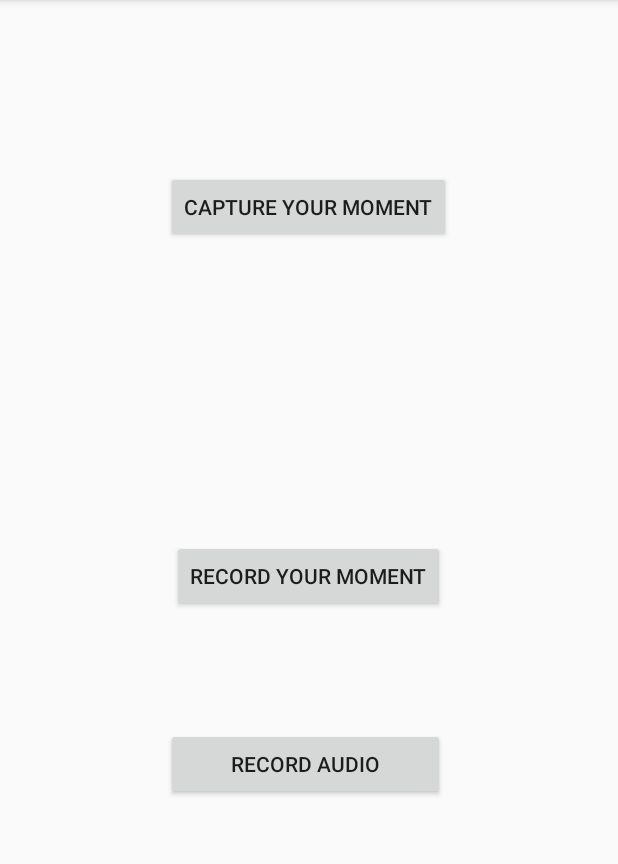
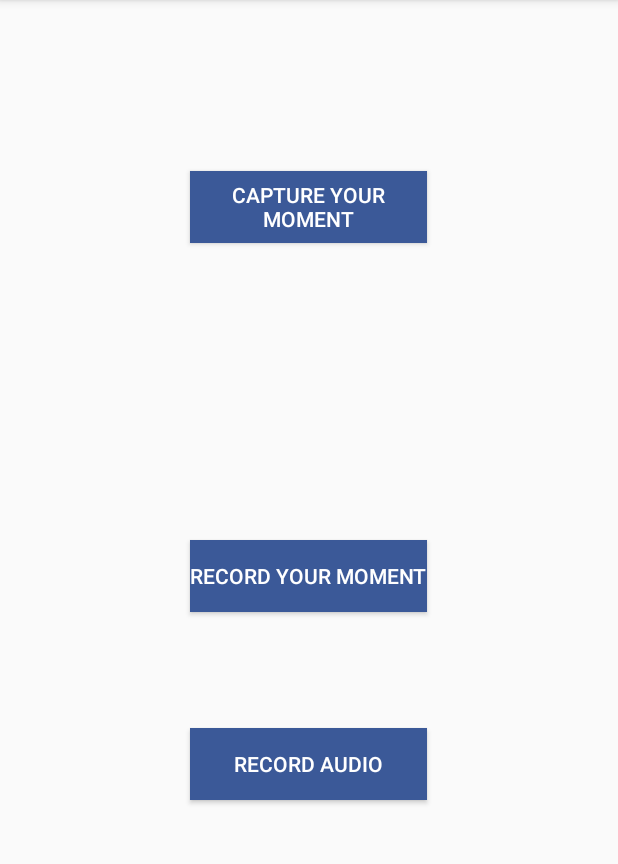
Before and after one commit to ab24/CMPE235--CircuiTree, an Android app: the screen it shows after launch (CameraVideoActivity), in the side drawer, after a tap on "Gallery", on a phone screen of 412 x 824 dp, the part 84-948 px from its top. Run offline under Robolectric (Android 15) with nearby library versions, the phone set to English and light mode, and no system bars; libraries missing offline, so code that uses them is left out: com.loopj.android, cz.msebera.android.

Commit message:
Lights Activity

```diff
--- a/CircuiTree/app/src/main/AndroidManifest.xml
+++ b/CircuiTree/app/src/main/AndroidManifest.xml
@@ -18,6 +18,9 @@
     <meta-data
         android:name="com.google.android.gms.vision.DEPENDENCIES"
         android:value="barcode" />
+    <meta-data
+        android:name="com.bubblesoft.android.bubbleupnp.START_SERVICE"
+        android:value="sound" />
 
     <!--
          The ACCESS_COARSE/FINE_LOCATION permissions are not required to use
@@ -88,7 +91,8 @@
         <activity android:name=".InteractActivity" />
         <activity android:name=".ShareActivity" />
         <activity android:name=".CommentsAndRatingActivity" />
-        <activity android:name=".CommentedActivity"></activity>
+        <activity android:name=".CommentedActivity" />
+        <activity android:name=".LightInteractActivity"></activity>
     </application>
 
 </manifest>
--- a/CircuiTree/app/src/main/java/com/example/ab/circuitree/CommentsAndRatingActivity.java
+++ b/CircuiTree/app/src/main/java/com/example/ab/circuitree/CommentsAndRatingActivity.java
@@ -96,7 +96,7 @@ public class CommentsAndRatingActivity extends AppCompatActivity {
      */
         public void invokeBackEnd(RequestParams params) {
         AsyncHttpClient client = new AsyncHttpClient();
-        client.post("http://192.168.29.132:8080/circuitree/addComments", params, new AsyncHttpResponseHandler() {
+        client.post("http://192.168.56.1:8080/circuitree/addComments", params, new AsyncHttpResponseHandler() {
             @Override
             public void onSuccess(int statusCode, Header[] headers, byte[] responseBody) {
                 String response = new String(responseBody);
--- a/CircuiTree/app/src/main/java/com/example/ab/circuitree/InteractActivity.java
+++ b/CircuiTree/app/src/main/java/com/example/ab/circuitree/InteractActivity.java
@@ -3,21 +3,46 @@ package com.example.ab.circuitree;
 import android.content.Intent;
 import android.support.v7.app.AppCompatActivity;
 import android.os.Bundle;
+import android.view.View;
 import android.widget.CompoundButton;
 import android.widget.Switch;
+import android.widget.ToggleButton;
 
 public class InteractActivity extends AppCompatActivity {
     Switch logout;
+    ToggleButton lightButton;
+    ToggleButton soundButton;
+    String sessionToken;
+    static final String ACTION_SOUND = "com.bubblesoft.android.bubbleupnp.START_SERVICE";
     @Override
     protected void onCreate(Bundle savedInstanceState) {
         super.onCreate(savedInstanceState);
         setContentView(R.layout.activity_interact);
+        Intent intentForToken = getIntent();
+        sessionToken=intentForToken.getStringExtra("sessionToken");
         logout=(Switch) findViewById(R.id.logOut);
         logout.setChecked(false);
         logout.setOnCheckedChangeListener(new CompoundButton.OnCheckedChangeListener() {
             @Override
             public void onCheckedChanged(CompoundButton buttonView, boolean isChecked) {
-               logout();
+                logout();
+            }
+        });
+        lightButton = (ToggleButton) findViewById(R.id.lightButton);
+
+        lightButton.setOnCheckedChangeListener(new CompoundButton.OnCheckedChangeListener() {
+            @Override
+            public void onCheckedChanged(CompoundButton buttonView, boolean isChecked) {
+                if(lightButton.isChecked()) {
+                    callLightsActivity();
+                }
+            }
+        });
+        soundButton=(ToggleButton) findViewById(R.id.soundButton);
+        soundButton.setOnCheckedChangeListener(new CompoundButton.OnCheckedChangeListener() {
+            @Override
+            public void onCheckedChanged(CompoundButton buttonView, boolean isChecked) {
+              //  callSoundActivity();
             }
         });
 
@@ -27,4 +52,15 @@ public class InteractActivity extends AppCompatActivity {
         i.getStringExtra("sessionToken");
         startActivity(i);
     }
+    public void callLightsActivity(){
+        Intent lightsActivity= new Intent(this,LightInteractActivity.class);
+        lightsActivity.putExtra("sessionToken", sessionToken);
+        startActivity(lightsActivity);
+    }
+
+
+    public void callSoundActivity(){
+        Intent intent = new Intent(ACTION_SOUND);
+        startActivityForResult(intent,0);
+    }
 }
--- a/CircuiTree/app/src/main/java/com/example/ab/circuitree/LoginActivity.java
+++ b/CircuiTree/app/src/main/java/com/example/ab/circuitree/LoginActivity.java
@@ -79,7 +79,7 @@ public class LoginActivity extends AppCompatActivity  {
     public void invokeBackEnd(RequestParams requestParams){
         prgDialog.show();
         AsyncHttpClient client = new AsyncHttpClient();
-        client.get("http://192.168.29.132:8080/circuitree/login", requestParams, new AsyncHttpResponseHandler() {
+        client.get("http://192.168.43.27:8080/circuitree/login", requestParams, new AsyncHttpResponseHandler() {
             @Override
             public void onSuccess(int statusCode, Header[] headers, byte[] responseBody) {
                 prgDialog.hide();
@@ -121,7 +121,7 @@ public class LoginActivity extends AppCompatActivity  {
                 }
                 // When Http response code is '500'
                 else if(statusCode == 500){
-                    Toast.makeText(getApplicationContext(), "Something went wrong at server end", Toast.LENGTH_LONG).show();
+                    Toast.makeText(getApplicationContext(), "Check Those LIGHTS", Toast.LENGTH_LONG).show();
                 }
                 // When Http response code other than 404, 500
                 else{
--- a/CircuiTree/app/src/main/java/com/example/ab/circuitree/Register.java
+++ b/CircuiTree/app/src/main/java/com/example/ab/circuitree/Register.java
@@ -128,7 +128,7 @@ public class Register extends AppCompatActivity {
         prgDialog.show();
         AsyncHttpClient client = new AsyncHttpClient();
 
-        client.post("http://192.168.29.132:8080/circuitree/register", params, new AsyncHttpResponseHandler() {
+        client.post("http://192.168.56.1:8080/circuitree/register", params, new AsyncHttpResponseHandler() {
             @Override
             public void onSuccess(int statusCode, Header[] headers, byte[] responseBody) {
                 try {
--- a/CircuiTree/app/src/main/java/com/example/ab/circuitree/mainactivity.java
+++ b/CircuiTree/app/src/main/java/com/example/ab/circuitree/mainactivity.java
@@ -85,19 +85,19 @@ public class mainactivity extends AppCompatActivity
         prgDialog.show();
         Intent intentForToken = getIntent();
         sToken=intentForToken.getStringExtra("sessionToken");
-        if(sToken ==null) {
+        /*if(sToken ==null) {
             Intent i = new Intent(this, LoginActivity.class);
             startActivity(i);
-        }else{
+        }else*/{
             Toast.makeText(getApplicationContext(), "Welcome to CircuiTree", Toast.LENGTH_LONG).show();
             Intent intent1=new Intent(this, InteractActivity.class);
-            if(sToken.contains(":")) {
+           /* if(sToken.contains(":")) {
                 String[] sTokenArray = sToken.split(":");
                 sToken = sTokenArray[1];
                 sTokenArray = sToken.split("\"");
                 sToken = sTokenArray[1];
             }
-            intent1.putExtra("sessionToken",sToken);
+            intent1.putExtra("sessionToken",sToken);*/
             startActivity(intent1);
         }
     }
@@ -185,7 +185,7 @@ public class mainactivity extends AppCompatActivity
     }
     public void invokeBackEnd(RequestParams requestParams){
         AsyncHttpClient client = new AsyncHttpClient();
-        client.get("http://192.168.29.132:8080/circuitree/checkComments", requestParams, new AsyncHttpResponseHandler() {
+        client.get("http://192.168.56.1:8080/circuitree/checkComments", requestParams, new AsyncHttpResponseHandler() {
             @Override
             public void onSuccess(int statusCode, Header[] headers, byte[] responseBody) {
                 prgDialog.hide();
--- a/CircuiTree/app/src/main/res/layout/activity_camera_video.xml
+++ b/CircuiTree/app/src/main/res/layout/activity_camera_video.xml
@@ -15,8 +15,11 @@
         android:text="Capture Your Moment"
         android:id="@+id/cameraButton"
         android:layout_alignParentTop="true"
-        android:layout_centerHorizontal="true"
-        android:layout_marginTop="98dp" />
+        android:layout_marginTop="98dp"
+        android:background="#3b5998"
+        android:textColor="#ffffff"
+        android:layout_alignEnd="@+id/videoButton"
+        android:layout_alignStart="@+id/videoButton" />
 
     <Button
         android:layout_width="wrap_content"
@@ -24,7 +27,9 @@
         android:text="Record Your Moment"
         android:id="@+id/videoButton"
         android:layout_centerVertical="true"
-        android:layout_centerHorizontal="true" />
+        android:layout_centerHorizontal="true"
+        android:textColor="#ffffff"
+        android:background="#3b5998" />
 
     <Button
         android:layout_width="wrap_content"
@@ -34,5 +39,7 @@
         android:layout_below="@+id/videoButton"
         android:layout_alignStart="@+id/cameraButton"
         android:layout_marginTop="77dp"
+        android:textColor="#ffffff"
+        android:background="#3b5998"
         android:layout_alignEnd="@+id/videoButton" />
 </RelativeLayout>
--- a/CircuiTree/app/src/main/res/layout/activity_comments_and_rating.xml
+++ b/CircuiTree/app/src/main/res/layout/activity_comments_and_rating.xml
@@ -67,6 +67,7 @@
         android:layout_alignParentBottom="true"
         android:layout_alignEnd="@+id/commentsText"
         android:textColor="#ffffff"
-        android:background="#3b5998" />
+        android:background="#3b5998"
+        android:layout_alignParentEnd="true" />
 
 </RelativeLayout>
```
Also changed, not shown: CircuiTree/app/build.gradle (+8 -3 lines), CircuiTree/app/src/main/java/com/example/ab/circuitree/LightInteractActivity.java (added, +115 -0 lines), CircuiTree/app/src/main/res/layout/activity_interact.xml (+9 -9 lines), CircuiTree/app/src/main/res/layout/activity_light_interact.xml (added, +12 -0 lines).
